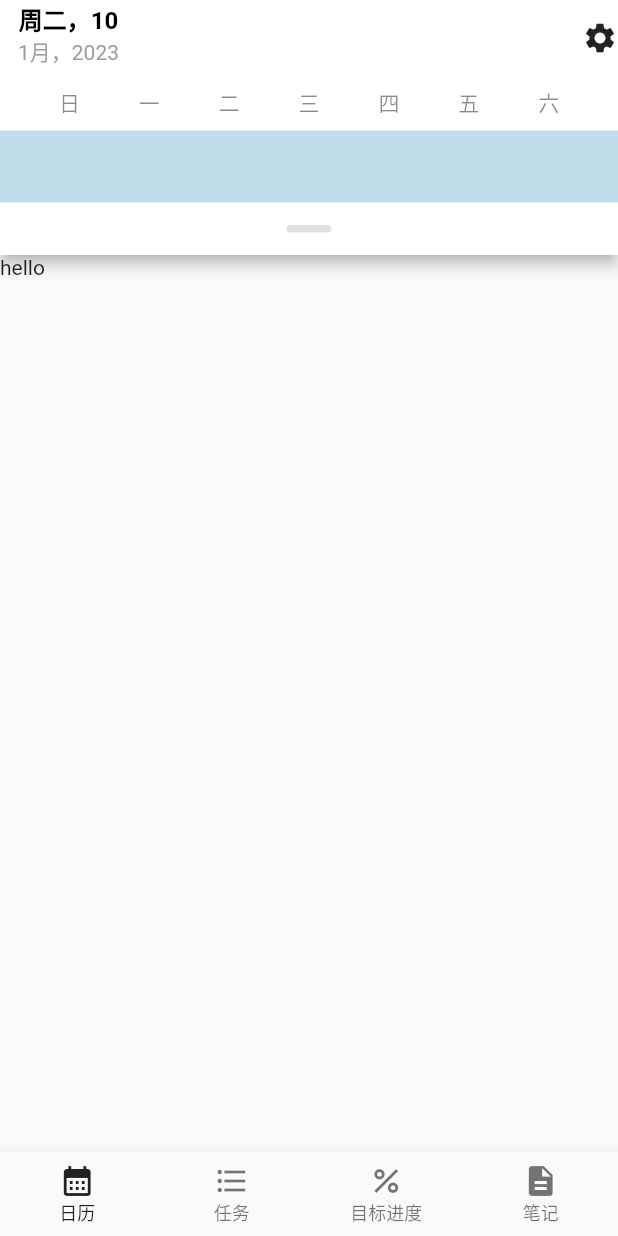
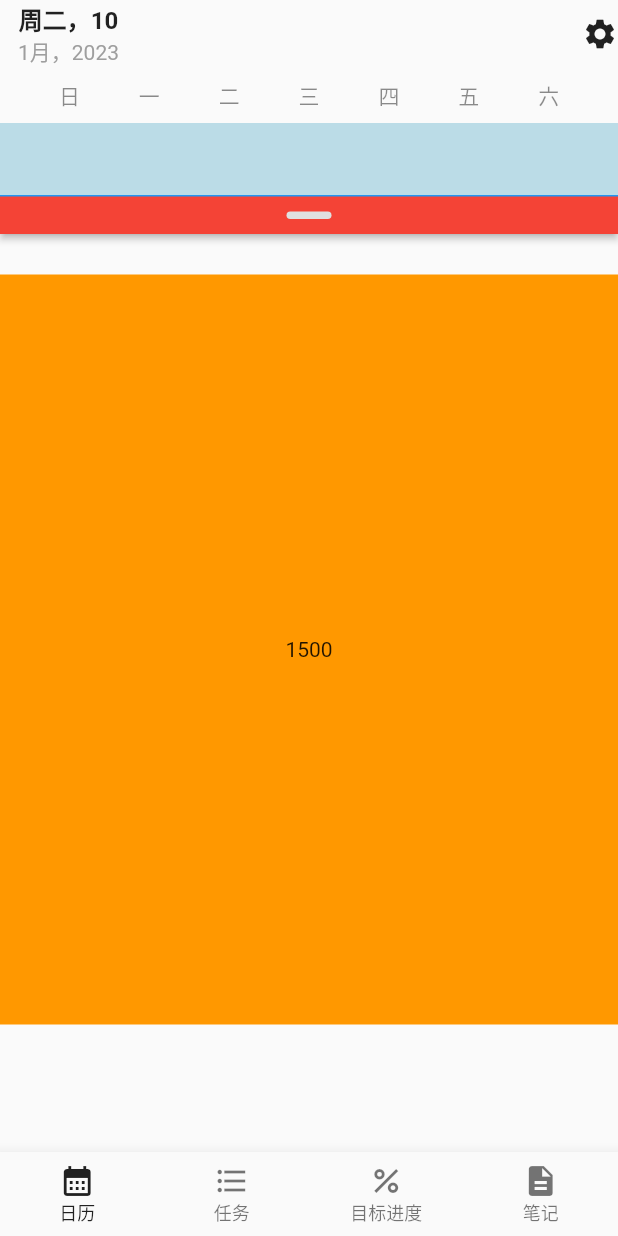
Before and after one commit to lemos1235/walden, a Flutter app: the screen it shows after launch, on a phone screen of 412 x 824 dp. Run offline on Flutter 3.47's test engine with Material 2 defaults, Android fonts, the phone set to English and light mode, and no system bars.

Commit message:
Update home page

```diff
--- a/lib/pages/home_page.dart
+++ b/lib/pages/home_page.dart
@@ -3,6 +3,8 @@
 // [Date] 2023/1/10
 //
 import 'package:flutter/material.dart';
+import 'package:walden/widgets/sliding_panel.dart';
+import 'package:walden/widgets/sliver_header.dart';
 
 class HomePage extends StatefulWidget {
   const HomePage({super.key});
@@ -17,19 +19,50 @@ class _HomePageState extends State<HomePage> {
   @override
   Widget build(BuildContext context) {
     return Scaffold(
-      appBar: buildAppBar(),
-      body: Text("hello"),
+      body: Stack(
+        children: [
+          Padding(
+            padding: const EdgeInsets.only(top: 183.0),
+            child: ListView(
+              padding: EdgeInsets.zero,
+              children: [
+                Container(
+                  alignment: Alignment.center,
+                  height: 500,
+                  color: Colors.orange,
+                  child: Text("1500"),
+                ),
+              ],
+            ),
+          ),
+          Material(
+            elevation: 2,
+            child: Column(
+              mainAxisSize: MainAxisSize.min,
+              children: [
+                buildAppBar(),
+                WeekBar(),
+                SlidingPanel(
+                  builder: (BuildContext context, AnimationController ac) {
+                    return Container(color: Colors.blue, child: Text("calendar"));
+                  },
+                ),
+              ],
+            ),
+          ),
+        ],
+      ),
     );
   }
 
-  AppBar buildAppBar() {
+  Widget buildAppBar() {
     var mediaQuery = MediaQuery.of(context);
     final statusBarHeight = mediaQuery.padding.top;
-
     final appBarLeading = Row(
       children: [
         SizedBox(width: 12),
         Column(
+          mainAxisSize: MainAxisSize.min,
           children: <Widget>[
             Text(
               "周二，10",
@@ -43,36 +76,29 @@ class _HomePageState extends State<HomePage> {
         ),
       ],
     );
-    return AppBar(
-      toolbarHeight: 50,
-      leadingWidth: 100,
-      leading: appBarLeading,
-      actions: [
-        Icon(Icons.settings),
-        SizedBox(width: statusBarHeight / 2),
+    return Padding(
+      padding: EdgeInsets.only(top: statusBarHeight),
+      child: Row(
+        mainAxisAlignment: MainAxisAlignment.spaceBetween,
+        children: [
+          appBarLeading,
+          Padding(
+            padding: EdgeInsets.only(right: statusBarHeight / 2),
+            child: Icon(Icons.settings),
+          ),
         ],
-      bottom: WeekBar(),
+      ),
     );
   }
-
 }
 
-class WeekBar extends StatefulWidget implements PreferredSizeWidget {
-  const WeekBar({super.key});
+class WeekBar extends StatelessWidget {
+  const WeekBar({Key? key}) : super(key: key);
 
   @override
-  State<WeekBar> createState() => _WeekBarState();
-
-  @override
-  Size get preferredSize => Size.fromHeight(120);
-}
-
-class _WeekBarState extends State<WeekBar> {
-  @override
   Widget build(BuildContext context) {
-    return SizedBox(
-      height: widget.preferredSize.height,
-      child: Column(
+    return Column(
+      mainAxisSize: MainAxisSize.min,
       children: [
         Padding(
           padding: const EdgeInsets.symmetric(vertical: 8.0),
@@ -96,23 +122,7 @@ class _WeekBarState extends State<WeekBar> {
           color: Color(0x675EAFCC),
           height: 48,
         ),
-          // calendar indicator
-          Expanded(
-            child: Row(
-              mainAxisAlignment: MainAxisAlignment.center,
-              children: <Widget>[
-                Container(
-                  width: 30,
-                  height: 5,
-                  decoration: BoxDecoration(
-                      color: Colors.grey[300],
-                      borderRadius: BorderRadius.all(Radius.circular(12.0))),
-                ),
       ],
-            ),
-          ),
-        ],
-      ),
     );
   }
 }
--- /dev/null
+++ b/lib/widgets/sliding_panel.dart
@@ -0,0 +1,126 @@
+//
+// [Author] lg (https://github.com/lemos1235)
+// [Date] 2023/1/11
+//
+import 'package:flutter/gestures.dart';
+import 'package:flutter/material.dart';
+
+typedef SlidingBodyBuilder = Widget Function(BuildContext context, AnimationController controller);
+
+class SlidingPanel extends StatefulWidget {
+  const SlidingPanel({Key? key, required this.builder}) : super(key: key);
+
+  final SlidingBodyBuilder builder;
+
+  final double maxHeight = 200;
+
+  final double minHeight = 0;
+
+  final double indicatorHeight = 26;
+
+  final double flingSpeed = 365;
+
+  @override
+  State<SlidingPanel> createState() => _SlidingPanelState();
+}
+
+class _SlidingPanelState extends State<SlidingPanel> with SingleTickerProviderStateMixin {
+  late AnimationController _ac;
+
+  final VelocityTracker _vt = VelocityTracker.withKind(PointerDeviceKind.touch);
+
+  @override
+  void initState() {
+    super.initState();
+    _ac = AnimationController(vsync: this);
+  }
+
+  @override
+  void dispose() {
+    _ac.dispose();
+    super.dispose();
+  }
+
+  @override
+  Widget build(BuildContext context) {
+    return Listener(
+      onPointerDown: (PointerDownEvent p) => _vt.addPosition(p.timeStamp, p.position),
+      onPointerMove: (PointerMoveEvent p) {
+        _vt.addPosition(p.timeStamp, p.position);
+        _onGestureSlide(p.delta.dy);
+      },
+      onPointerUp: (PointerUpEvent p) => _onGestureEnd(_vt.getVelocity()),
+      child: AnimatedBuilder(
+        animation: _ac,
+        builder: (BuildContext context, Widget? child) {
+          return Container(
+            height:
+                (widget.maxHeight - widget.minHeight) * _ac.value + widget.minHeight + widget.indicatorHeight,
+            child: child!,
+          );
+        },
+        child: Stack(
+          children: [
+            Positioned.fill(child: widget.builder(context, _ac)),
+            Positioned(
+              bottom: 0,
+              left: 0,
+              right: 0,
+              child: _buildSlideIndicator(),
+            ),
+          ],
+        ),
+      ),
+    );
+  }
+
+  void _onGestureSlide(double dy) {
+    //向下滚动 dy > 0; 向上滚动 dy < 0
+    print('slide: $dy');
+    _ac.value += dy / (widget.maxHeight - widget.minHeight);
+  }
+
+  void _onGestureEnd(Velocity v) {
+    print('onGestureEnd: ${v.pixelsPerSecond.dy}');
+
+    //如果动画已经运行，则直接返回
+    if (_ac.isAnimating) return;
+
+    double visualVelocity = v.pixelsPerSecond.dy / (widget.maxHeight - widget.minHeight);
+    print('pixelsPerSecond: ${v.pixelsPerSecond.dy}, visualVelocity: $visualVelocity');
+    //若当前下拉速度超过阈值，则进行 fling
+    if (v.pixelsPerSecond.dy.abs() >= widget.flingSpeed) {
+      //velocity 等于 -1 是关闭，1 是打开
+      //fling，按一秒的时间计算滑过的距离
+      _ac.fling(velocity: visualVelocity);
+      return;
+    }
+    // 若当前下拉速度未超过阈值
+    if (_ac.value >= 0.5) {
+      _ac.fling(velocity: 1);
+    } else {
+      _ac.fling(velocity: -1);
+    }
+  }
+
+  Widget _buildSlideIndicator() {
+    return Container(
+      padding: const EdgeInsets.symmetric(vertical: 10),
+      color: Colors.red,
+      width: double.infinity,
+      child: Row(
+        mainAxisAlignment: MainAxisAlignment.center,
+        children: <Widget>[
+          Container(
+            width: 30,
+            height: 5,
+            decoration: BoxDecoration(
+              color: Colors.grey[300],
+              borderRadius: BorderRadius.all(Radius.circular(12.0)),
+            ),
+          ),
+        ],
+      ),
+    );
+  }
+}
```
Also changed, not shown: lib/widgets/sliding_box.dart (deleted, +0 -33 lines), lib/widgets/sliver_header.dart (added, +83 -0 lines). Lines whose indentation alone changed are shown as unchanged.
